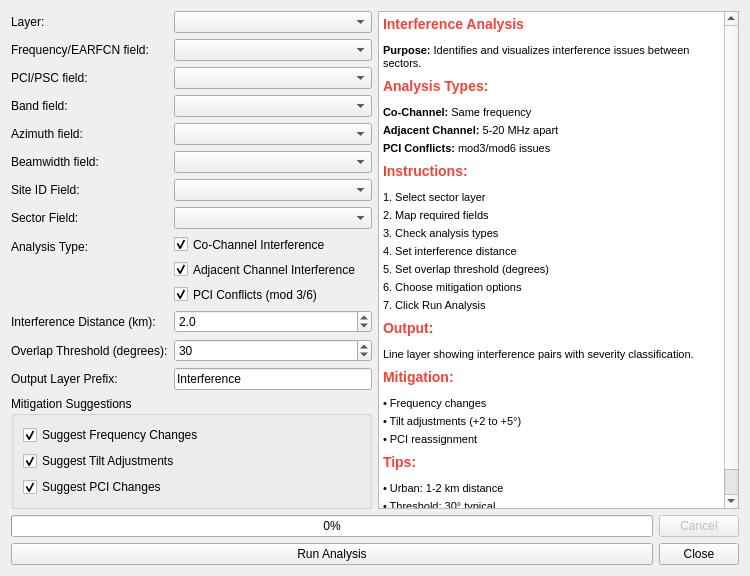
mbebs/RFTools, file interference_analysis_dialog_base.ui: the form before one commit.
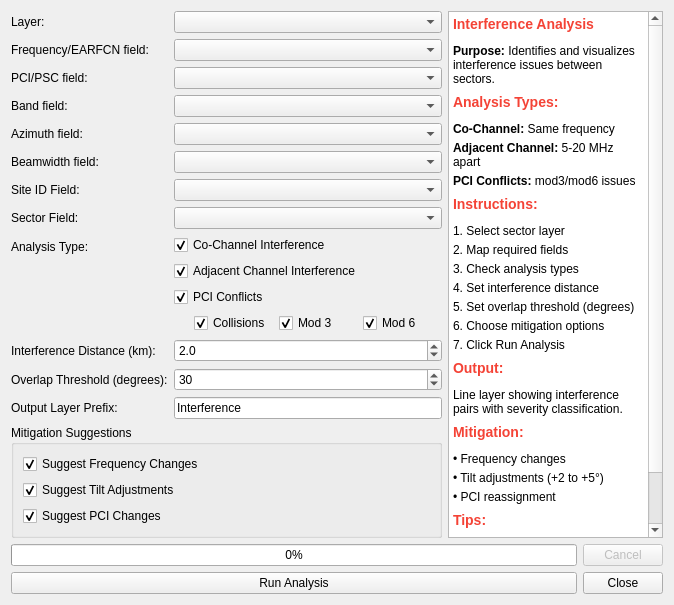
The form after the commit. Icons and pictures are not drawn.

```diff
--- a/interference_analysis_dialog_base.ui
+++ b/interference_analysis_dialog_base.ui
@@ -2,13 +2,17 @@
 <ui version="4.0">
  <class>InterferenceAnalysisDialogBase</class>
  <widget class="QDialog" name="InterferenceAnalysisDialogBase">
-  <property name="geometry">
-   <rect>
-    <x>0</x>
-    <y>0</y>
-    <width>750</width>
-    <height>576</height>
-   </rect>
+ <property name="minimumSize">
+  <size>
+   <width>686</width>
+   <height>460</height>
+  </size>
+ </property>
+ <property name="sizePolicy">
+ <sizepolicy hsizetype="Expanding" vsizetype="Expanding">
+ <horstretch>0</horstretch>
+ <verstretch>0</verstretch>
+ </sizepolicy>
   </property>
   <property name="minimumSize">
    <size>
@@ -25,7 +29,7 @@
   </property>
   <layout class="QVBoxLayout" name="mainVerticalLayout">
    <item>
-    <layout class="QHBoxLayout" name="horizontalLayout">
+ <layout class="QHBoxLayout" name="horizontalLayout" stretch="2,1">
      <item>
       <layout class="QVBoxLayout" name="leftLayout">
        <item>
@@ -142,13 +146,53 @@
            <item>
             <widget class="QCheckBox" name="pciConflictCheckBox">
              <property name="text">
-              <string>PCI Conflicts (mod 3/6)</string>
+    <string>PCI Conflicts</string>
              </property>
              <property name="checked">
               <bool>true</bool>
              </property>
             </widget>
            </item>
+ <item>
+  <layout class="QHBoxLayout" name="pciOptionsLayout" columnstretch="0,0,0" rowstretch="0,0,0">
+   <property name="spacing">
+    <number>6</number>
+   </property>
+   <property name="leftMargin">
+    <number>20</number>
+   </property>
+   <item>
+    <widget class="QCheckBox" name="pciCollisionCheckBox">
+     <property name="text">
+      <string>Collisions</string>
+     </property>
+     <property name="checked">
+      <bool>true</bool>
+     </property>
+    </widget>
+   </item>
+   <item>
+    <widget class="QCheckBox" name="pciMod3CheckBox">
+     <property name="text">
+      <string>Mod 3</string>
+     </property>
+     <property name="checked">
+      <bool>true</bool>
+     </property>
+    </widget>
+   </item>
+   <item>
+    <widget class="QCheckBox" name="pciMod6CheckBox">
+     <property name="text">
+      <string>Mod 6</string>
+     </property>
+     <property name="checked">
+      <bool>true</bool>
+     </property>
+    </widget>
+   </item>
+  </layout>
+ </item>
           </layout>
          </item>
          <item row="9" column="0">
@@ -257,31 +301,31 @@
         <string>&lt;!DOCTYPE HTML PUBLIC &quot;-//W3C//DTD HTML 4.0//EN&quot; &quot;http://www.w3.org/TR/REC-html40/strict.dtd&quot;&gt;
 &lt;html&gt;&lt;head&gt;&lt;meta name=&quot;qrichtext&quot; content=&quot;1&quot; /&gt;&lt;style type=&quot;text/css&quot;&gt;
 p, li { white-space: pre-wrap; }
-&lt;/style&gt;&lt;/head&gt;&lt;body style=&quot; font-family:'MS Shell Dlg 2'; font-size:8.25pt; font-weight:400; font-style:normal;&quot;&gt;
-&lt;h3 style=&quot; margin-top:8px; margin-bottom:12px; margin-left:0px; margin-right:0px; -qt-block-indent:0; text-indent:0px;&quot;&gt;&lt;span style=&quot; font-size:9.5pt; font-weight:600; color:#f44336;&quot;&gt;Interference Analysis&lt;/span&gt;&lt;/h3&gt;
-&lt;p style=&quot; margin-top:5px; margin-bottom:5px; margin-left:0px; margin-right:0px; -qt-block-indent:0; text-indent:0px;&quot;&gt;&lt;span style=&quot; font-size:8.5pt; font-weight:600;&quot;&gt;Purpose:&lt;/span&gt;&lt;span style=&quot; font-size:8.5pt;&quot;&gt; Identifies and visualizes interference issues between sectors.&lt;/span&gt; &lt;/p&gt;
-&lt;h3 style=&quot; margin-top:8px; margin-bottom:12px; margin-left:0px; margin-right:0px; -qt-block-indent:0; text-indent:0px;&quot;&gt;&lt;span style=&quot; font-size:9.5pt; font-weight:600; color:#f44336;&quot;&gt;Analysis Types:&lt;/span&gt;&lt;/h3&gt;
-&lt;p style=&quot; margin-top:5px; margin-bottom:5px; margin-left:0px; margin-right:0px; -qt-block-indent:0; text-indent:0px;&quot;&gt;&lt;span style=&quot; font-size:8.5pt; font-weight:600;&quot;&gt;Co-Channel:&lt;/span&gt;&lt;span style=&quot; font-size:8.5pt;&quot;&gt; Same frequency&lt;/span&gt;&lt;/p&gt;
-&lt;p style=&quot; margin-top:5px; margin-bottom:5px; margin-left:0px; margin-right:0px; -qt-block-indent:0; text-indent:0px;&quot;&gt;&lt;span style=&quot; font-size:8.5pt; font-weight:600;&quot;&gt;Adjacent Channel:&lt;/span&gt;&lt;span style=&quot; font-size:8.5pt;&quot;&gt; 5-20 MHz apart&lt;/span&gt;&lt;/p&gt;
-&lt;p style=&quot; margin-top:5px; margin-bottom:5px; margin-left:0px; margin-right:0px; -qt-block-indent:0; text-indent:0px;&quot;&gt;&lt;span style=&quot; font-size:8.5pt; font-weight:600;&quot;&gt;PCI Conflicts:&lt;/span&gt;&lt;span style=&quot; font-size:8.5pt;&quot;&gt; mod3/mod6 issues&lt;/span&gt; &lt;/p&gt;
-&lt;h3 style=&quot; margin-top:8px; margin-bottom:12px; margin-left:0px; margin-right:0px; -qt-block-indent:0; text-indent:0px;&quot;&gt;&lt;span style=&quot; font-size:9.5pt; font-weight:600; color:#f44336;&quot;&gt;Instructions:&lt;/span&gt;&lt;/h3&gt;
-&lt;p style=&quot; margin-top:5px; margin-bottom:5px; margin-left:0px; margin-right:0px; -qt-block-indent:0; text-indent:0px;&quot;&gt;&lt;span style=&quot; font-size:8.5pt;&quot;&gt;1. Select sector layer&lt;/span&gt;&lt;/p&gt;
-&lt;p style=&quot; margin-top:5px; margin-bottom:5px; margin-left:0px; margin-right:0px; -qt-block-indent:0; text-indent:0px;&quot;&gt;&lt;span style=&quot; font-size:8.5pt;&quot;&gt;2. Map required fields&lt;/span&gt;&lt;/p&gt;
-&lt;p style=&quot; margin-top:5px; margin-bottom:5px; margin-left:0px; margin-right:0px; -qt-block-indent:0; text-indent:0px;&quot;&gt;&lt;span style=&quot; font-size:8.5pt;&quot;&gt;3. Check analysis types&lt;/span&gt;&lt;/p&gt;
-&lt;p style=&quot; margin-top:5px; margin-bottom:5px; margin-left:0px; margin-right:0px; -qt-block-indent:0; text-indent:0px;&quot;&gt;&lt;span style=&quot; font-size:8.5pt;&quot;&gt;4. Set interference distance&lt;/span&gt;&lt;/p&gt;
-&lt;p style=&quot; margin-top:5px; margin-bottom:5px; margin-left:0px; margin-right:0px; -qt-block-indent:0; text-indent:0px;&quot;&gt;&lt;span style=&quot; font-size:8.5pt;&quot;&gt;5. Set overlap threshold (degrees)&lt;/span&gt;&lt;/p&gt;
-&lt;p style=&quot; margin-top:5px; margin-bottom:5px; margin-left:0px; margin-right:0px; -qt-block-indent:0; text-indent:0px;&quot;&gt;&lt;span style=&quot; font-size:8.5pt;&quot;&gt;6. Choose mitigation options&lt;/span&gt;&lt;/p&gt;
-&lt;p style=&quot; margin-top:5px; margin-bottom:5px; margin-left:0px; margin-right:0px; -qt-block-indent:0; text-indent:0px;&quot;&gt;&lt;span style=&quot; font-size:8.5pt;&quot;&gt;7. Click Run Analysis&lt;/span&gt; &lt;/p&gt;
-&lt;h3 style=&quot; margin-top:8px; margin-bottom:12px; margin-left:0px; margin-right:0px; -qt-block-indent:0; text-indent:0px;&quot;&gt;&lt;span style=&quot; font-size:9.5pt; font-weight:600; color:#f44336;&quot;&gt;Output:&lt;/span&gt;&lt;/h3&gt;
-&lt;p style=&quot; margin-top:5px; margin-bottom:5px; margin-left:0px; margin-right:0px; -qt-block-indent:0; text-indent:0px;&quot;&gt;&lt;span style=&quot; font-size:8.5pt;&quot;&gt;Line layer showing interference pairs with severity classification.&lt;/span&gt; &lt;/p&gt;
-&lt;h3 style=&quot; margin-top:8px; margin-bottom:12px; margin-left:0px; margin-right:0px; -qt-block-indent:0; text-indent:0px;&quot;&gt;&lt;span style=&quot; font-size:9.5pt; font-weight:600; color:#f44336;&quot;&gt;Mitigation:&lt;/span&gt;&lt;/h3&gt;
-&lt;p style=&quot; margin-top:5px; margin-bottom:5px; margin-left:0px; margin-right:0px; -qt-block-indent:0; text-indent:0px;&quot;&gt;&lt;span style=&quot; font-size:8.5pt;&quot;&gt;• Frequency changes&lt;/span&gt;&lt;/p&gt;
-&lt;p style=&quot; margin-top:5px; margin-bottom:5px; margin-left:0px; margin-right:0px; -qt-block-indent:0; text-indent:0px;&quot;&gt;&lt;span style=&quot; font-size:8.5pt;&quot;&gt;• Tilt adjustments (+2 to +5°)&lt;/span&gt;&lt;/p&gt;
-&lt;p style=&quot; margin-top:5px; margin-bottom:5px; margin-left:0px; margin-right:0px; -qt-block-indent:0; text-indent:0px;&quot;&gt;&lt;span style=&quot; font-size:8.5pt;&quot;&gt;• PCI reassignment&lt;/span&gt; &lt;/p&gt;
-&lt;h3 style=&quot; margin-top:8px; margin-bottom:12px; margin-left:0px; margin-right:0px; -qt-block-indent:0; text-indent:0px;&quot;&gt;&lt;span style=&quot; font-size:9.5pt; font-weight:600; color:#f44336;&quot;&gt;Tips:&lt;/span&gt;&lt;/h3&gt;
-&lt;p style=&quot; margin-top:5px; margin-bottom:5px; margin-left:0px; margin-right:0px; -qt-block-indent:0; text-indent:0px;&quot;&gt;&lt;span style=&quot; font-size:8.5pt;&quot;&gt;• Urban: 1-2 km distance&lt;/span&gt;&lt;/p&gt;
-&lt;p style=&quot; margin-top:5px; margin-bottom:5px; margin-left:0px; margin-right:0px; -qt-block-indent:0; text-indent:0px;&quot;&gt;&lt;span style=&quot; font-size:8.5pt;&quot;&gt;• Threshold: 30° typical&lt;/span&gt;&lt;/p&gt;
-&lt;p style=&quot; margin-top:5px; margin-bottom:5px; margin-left:0px; margin-right:0px; -qt-block-indent:0; text-indent:0px;&quot;&gt;&lt;span style=&quot; font-size:8.5pt;&quot;&gt;• Focus on High severity first&lt;/span&gt;&lt;/p&gt;&lt;/body&gt;&lt;/html&gt;</string>
+&lt;/style&gt;&lt;/head&gt;&lt;body style=&quot; font-weight:400; font-style:normal;&quot;&gt;
+&lt;h3 style=&quot; margin-top:8px; margin-bottom:12px; margin-left:0px; margin-right:0px; -qt-block-indent:0; text-indent:0px;&quot;&gt;&lt;span style=&quot; font-weight:600; color:#f44336;&quot;&gt;Interference Analysis&lt;/span&gt;&lt;/h3&gt;
+&lt;p style=&quot; margin-top:5px; margin-bottom:5px; margin-left:0px; margin-right:0px; -qt-block-indent:0; text-indent:0px;&quot;&gt;&lt;span style=&quot; font-weight:600;&quot;&gt;Purpose:&lt;/span&gt;&lt;span style=&quot;&quot;&gt; Identifies and visualizes interference issues between sectors.&lt;/span&gt; &lt;/p&gt;
+&lt;h3 style=&quot; margin-top:8px; margin-bottom:12px; margin-left:0px; margin-right:0px; -qt-block-indent:0; text-indent:0px;&quot;&gt;&lt;span style=&quot; font-weight:600; color:#f44336;&quot;&gt;Analysis Types:&lt;/span&gt;&lt;/h3&gt;
+&lt;p style=&quot; margin-top:5px; margin-bottom:5px; margin-left:0px; margin-right:0px; -qt-block-indent:0; text-indent:0px;&quot;&gt;&lt;span style=&quot; font-weight:600;&quot;&gt;Co-Channel:&lt;/span&gt;&lt;span style=&quot;&quot;&gt; Same frequency&lt;/span&gt;&lt;/p&gt;
+&lt;p style=&quot; margin-top:5px; margin-bottom:5px; margin-left:0px; margin-right:0px; -qt-block-indent:0; text-indent:0px;&quot;&gt;&lt;span style=&quot; font-weight:600;&quot;&gt;Adjacent Channel:&lt;/span&gt;&lt;span style=&quot;&quot;&gt; 5-20 MHz apart&lt;/span&gt;&lt;/p&gt;
+&lt;p style=&quot; margin-top:5px; margin-bottom:5px; margin-left:0px; margin-right:0px; -qt-block-indent:0; text-indent:0px;&quot;&gt;&lt;span style=&quot; font-weight:600;&quot;&gt;PCI Conflicts:&lt;/span&gt;&lt;span style=&quot;&quot;&gt; mod3/mod6 issues&lt;/span&gt; &lt;/p&gt;
+&lt;h3 style=&quot; margin-top:8px; margin-bottom:12px; margin-left:0px; margin-right:0px; -qt-block-indent:0; text-indent:0px;&quot;&gt;&lt;span style=&quot; font-weight:600; color:#f44336;&quot;&gt;Instructions:&lt;/span&gt;&lt;/h3&gt;
+&lt;p style=&quot; margin-top:5px; margin-bottom:5px; margin-left:0px; margin-right:0px; -qt-block-indent:0; text-indent:0px;&quot;&gt;&lt;span style=&quot;&quot;&gt;1. Select sector layer&lt;/span&gt;&lt;/p&gt;
+&lt;p style=&quot; margin-top:5px; margin-bottom:5px; margin-left:0px; margin-right:0px; -qt-block-indent:0; text-indent:0px;&quot;&gt;&lt;span style=&quot;&quot;&gt;2. Map required fields&lt;/span&gt;&lt;/p&gt;
+&lt;p style=&quot; margin-top:5px; margin-bottom:5px; margin-left:0px; margin-right:0px; -qt-block-indent:0; text-indent:0px;&quot;&gt;&lt;span style=&quot;&quot;&gt;3. Check analysis types&lt;/span&gt;&lt;/p&gt;
+&lt;p style=&quot; margin-top:5px; margin-bottom:5px; margin-left:0px; margin-right:0px; -qt-block-indent:0; text-indent:0px;&quot;&gt;&lt;span style=&quot;&quot;&gt;4. Set interference distance&lt;/span&gt;&lt;/p&gt;
+&lt;p style=&quot; margin-top:5px; margin-bottom:5px; margin-left:0px; margin-right:0px; -qt-block-indent:0; text-indent:0px;&quot;&gt;&lt;span style=&quot;&quot;&gt;5. Set overlap threshold (degrees)&lt;/span&gt;&lt;/p&gt;
+&lt;p style=&quot; margin-top:5px; margin-bottom:5px; margin-left:0px; margin-right:0px; -qt-block-indent:0; text-indent:0px;&quot;&gt;&lt;span style=&quot;&quot;&gt;6. Choose mitigation options&lt;/span&gt;&lt;/p&gt;
+&lt;p style=&quot; margin-top:5px; margin-bottom:5px; margin-left:0px; margin-right:0px; -qt-block-indent:0; text-indent:0px;&quot;&gt;&lt;span style=&quot;&quot;&gt;7. Click Run Analysis&lt;/span&gt; &lt;/p&gt;
+&lt;h3 style=&quot; margin-top:8px; margin-bottom:12px; margin-left:0px; margin-right:0px; -qt-block-indent:0; text-indent:0px;&quot;&gt;&lt;span style=&quot; font-weight:600; color:#f44336;&quot;&gt;Output:&lt;/span&gt;&lt;/h3&gt;
+&lt;p style=&quot; margin-top:5px; margin-bottom:5px; margin-left:0px; margin-right:0px; -qt-block-indent:0; text-indent:0px;&quot;&gt;&lt;span style=&quot;&quot;&gt;Line layer showing interference pairs with severity classification.&lt;/span&gt; &lt;/p&gt;
+&lt;h3 style=&quot; margin-top:8px; margin-bottom:12px; margin-left:0px; margin-right:0px; -qt-block-indent:0; text-indent:0px;&quot;&gt;&lt;span style=&quot; font-weight:600; color:#f44336;&quot;&gt;Mitigation:&lt;/span&gt;&lt;/h3&gt;
+&lt;p style=&quot; margin-top:5px; margin-bottom:5px; margin-left:0px; margin-right:0px; -qt-block-indent:0; text-indent:0px;&quot;&gt;&lt;span style=&quot;&quot;&gt;• Frequency changes&lt;/span&gt;&lt;/p&gt;
+&lt;p style=&quot; margin-top:5px; margin-bottom:5px; margin-left:0px; margin-right:0px; -qt-block-indent:0; text-indent:0px;&quot;&gt;&lt;span style=&quot;&quot;&gt;• Tilt adjustments (+2 to +5°)&lt;/span&gt;&lt;/p&gt;
+&lt;p style=&quot; margin-top:5px; margin-bottom:5px; margin-left:0px; margin-right:0px; -qt-block-indent:0; text-indent:0px;&quot;&gt;&lt;span style=&quot;&quot;&gt;• PCI reassignment&lt;/span&gt; &lt;/p&gt;
+&lt;h3 style=&quot; margin-top:8px; margin-bottom:12px; margin-left:0px; margin-right:0px; -qt-block-indent:0; text-indent:0px;&quot;&gt;&lt;span style=&quot; font-weight:600; color:#f44336;&quot;&gt;Tips:&lt;/span&gt;&lt;/h3&gt;
+&lt;p style=&quot; margin-top:5px; margin-bottom:5px; margin-left:0px; margin-right:0px; -qt-block-indent:0; text-indent:0px;&quot;&gt;&lt;span style=&quot;&quot;&gt;• Urban: 1-2 km distance&lt;/span&gt;&lt;/p&gt;
+&lt;p style=&quot; margin-top:5px; margin-bottom:5px; margin-left:0px; margin-right:0px; -qt-block-indent:0; text-indent:0px;&quot;&gt;&lt;span style=&quot;&quot;&gt;• Threshold: 30° typical&lt;/span&gt;&lt;/p&gt;
+&lt;p style=&quot; margin-top:5px; margin-bottom:5px; margin-left:0px; margin-right:0px; -qt-block-indent:0; text-indent:0px;&quot;&gt;&lt;span style=&quot;&quot;&gt;• Focus on High severity first&lt;/span&gt;&lt;/p&gt;&lt;/body&gt;&lt;/html&gt;</string>
        </property>
       </widget>
      </item>
```
Lines whose indentation alone changed are shown as unchanged.
